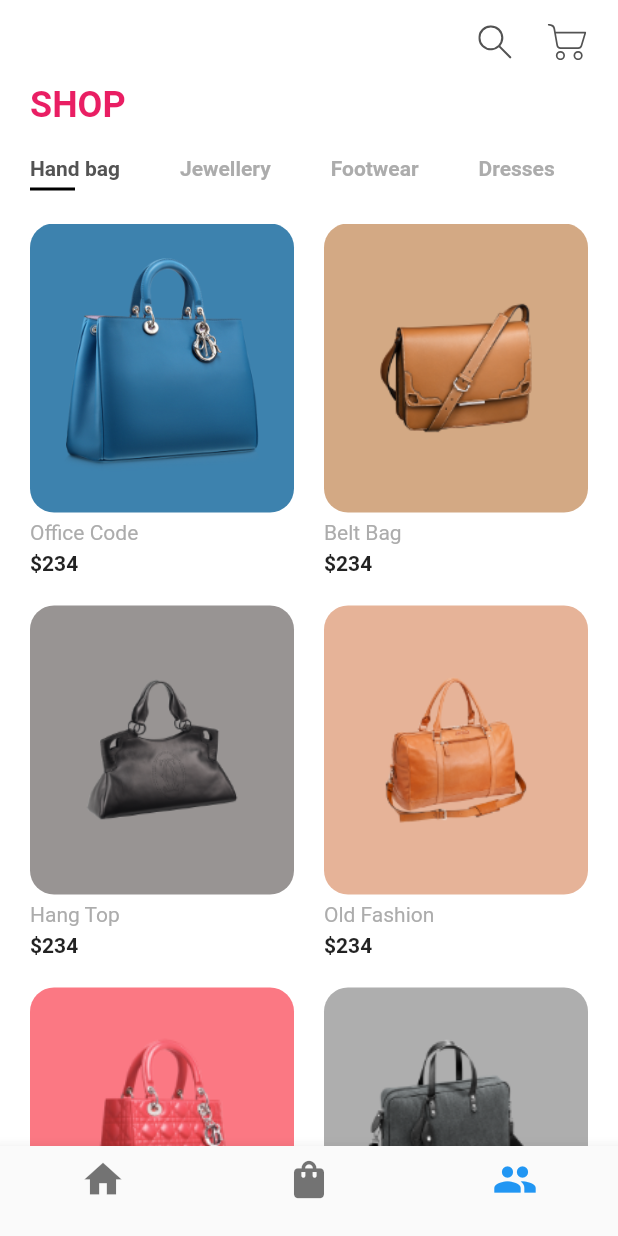
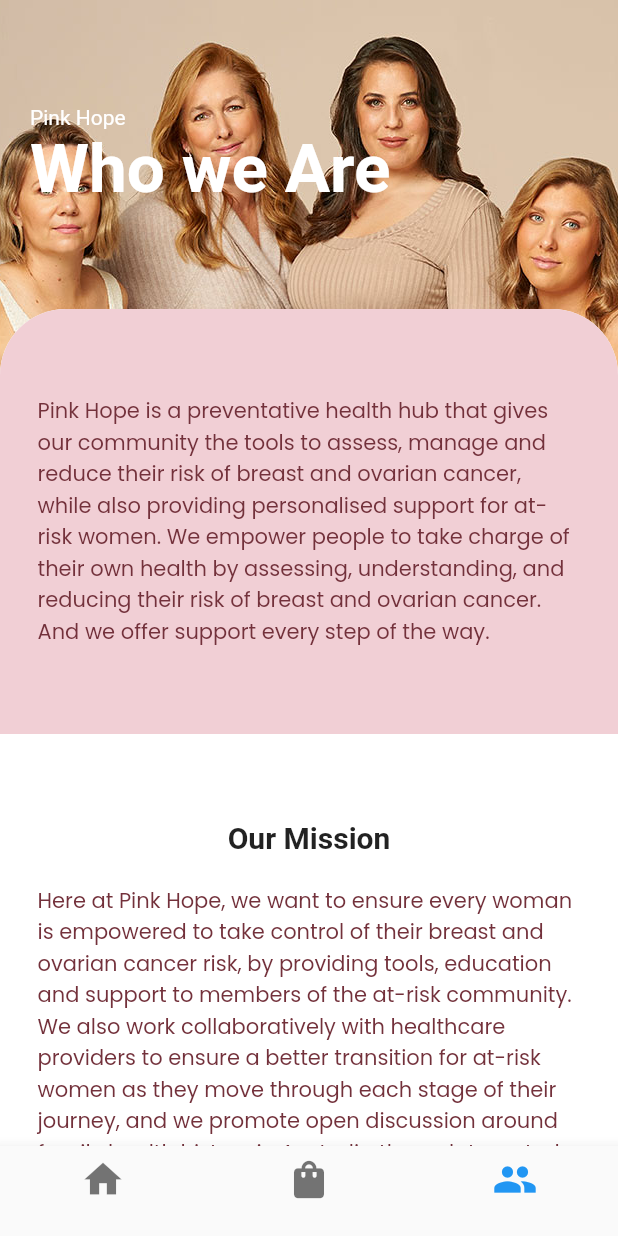
Before and after one commit to thesubin/Pink-Hope, a Flutter app: the screen it shows once a user with an empty profile is signed in, item 3 of the bottom bar chosen, on a phone screen of 412 x 824 dp. Run offline on Flutter 3.47's test engine with Material 2 defaults, Android fonts, the phone set to English and light mode, and no system bars; our stand-ins replace firebase_auth, firebase_core, flutter_svg, font_awesome_flutter, google_fonts; accounts and stored records are empty.

Commit message:
About Us

```diff
--- /dev/null
+++ b/lib/Screens/About/About.dart
@@ -0,0 +1,40 @@
+import 'package:flutter/material.dart';
+import 'package:flutter_svg/svg.dart';
+import 'package:flutter_auth/constants.dart';
+import './components/body.dart';
+
+class About extends StatelessWidget {
+  @override
+  Widget build(BuildContext context) {
+    return Scaffold(
+      // each product have a color
+      backgroundColor: Colors.pink,
+      body: Body(),
+    );
+  }
+
+  AppBar buildAppBar(BuildContext context) {
+    return AppBar(
+      backgroundColor: Colors.pink,
+      elevation: 0,
+      leading: IconButton(
+        icon: SvgPicture.asset(
+          'assets/icons/back.svg',
+          color: Colors.white,
+        ),
+        onPressed: () => Navigator.pop(context),
+      ),
+      actions: <Widget>[
+        IconButton(
+          icon: SvgPicture.asset("assets/icons/search.svg"),
+          onPressed: () {},
+        ),
+        IconButton(
+          icon: SvgPicture.asset("assets/icons/cart.svg"),
+          onPressed: () {},
+        ),
+        SizedBox(width: kDefaultPaddin / 2)
+      ],
+    );
+  }
+}
--- /dev/null
+++ b/lib/Screens/About/components/body.dart
@@ -0,0 +1,50 @@
+import 'package:flutter/material.dart';
+import 'package:flutter_auth/Screens/About/components/mission.dart';
+import 'description.dart';
+import 'product_title_with_image.dart';
+
+class Body extends StatelessWidget {
+  @override
+  Widget build(BuildContext context) {
+    // It provide us total height and width
+    Size size = MediaQuery.of(context).size;
+    return SingleChildScrollView(
+      child: Column(
+        children: <Widget>[
+          SizedBox(
+            child: Stack(
+              children: <Widget>[
+
+                Container(
+                  height: 300,
+                  child: Column(
+                  children: [
+                    Expanded(child: Image.asset('assets/images/background.jpg',fit: BoxFit.cover,),)
+                  ],
+                )),
+                Container(
+                  margin: EdgeInsets.only(top: size.height * 0.25),
+                  // height: 500,
+                  decoration: BoxDecoration(
+                    color: Colors.white,
+                    borderRadius: BorderRadius.only(
+                      topLeft: Radius.circular(44),
+                      topRight: Radius.circular(44),
+                    ),
+                  ),
+                  child: Column(
+                    children: <Widget>[
+                      Description(),
+                      Mission()
+                    ],
+                  ),
+                ),
+                ProductTitleWithImage()
+              ],
+            ),
+          )
+        ],
+      ),
+    );
+  }
+}
--- /dev/null
+++ b/lib/Screens/About/components/description.dart
@@ -0,0 +1,46 @@
+import 'package:flutter/material.dart';
+import 'package:flutter_auth/models/Product.dart';
+import 'package:google_fonts/google_fonts.dart';
+
+import '../../../../constants.dart';
+
+class Description extends StatelessWidget {
+
+  @override
+  Widget build(BuildContext context) {
+    Size size = MediaQuery.of(context).size;
+
+    return Column(
+      children: [
+        Container(width: double.infinity,
+             decoration: BoxDecoration(
+                      gradient: LinearGradient(
+                      begin: Alignment.topCenter,
+                      colors: [
+                        Color(0xfff1cfd5),
+                          Color(0xfff1cfd5),
+
+                      ]
+                    ),
+
+                    color: Colors.white,
+                    borderRadius: BorderRadius.only(
+                      topLeft: Radius.circular(44),
+                      topRight: Radius.circular(44),
+                    ),
+                  ),
+
+        padding:EdgeInsets.symmetric(vertical: size.height * 0.07,horizontal: 25),
+        child: Text(
+                'Pink Hope is a preventative health hub that gives our community the tools to assess, manage and reduce their risk of breast and ovarian cancer, while also providing personalised support for at-risk women. We empower people to take charge of their own health by assessing, understanding, and reducing their risk of breast and ovarian cancer. And we offer support every step of the way.',
+                style: GoogleFonts.poppins(textStyle:TextStyle(
+                  fontSize: 14.0,
+
+                  color: Color(0xff73313b)
+                )),
+              ),
+        ),
+      ],
+    );
+  }
+}
--- /dev/null
+++ b/lib/Screens/About/components/mission.dart
@@ -0,0 +1,49 @@
+import 'package:flutter/material.dart';
+import 'package:google_fonts/google_fonts.dart';
+
+
+class Mission extends StatelessWidget {
+
+  @override
+  Widget build(BuildContext context) {
+    Size size = MediaQuery.of(context).size;
+
+    return Column(
+      children: [
+
+        Container(width: double.infinity,
+             decoration: BoxDecoration(
+
+                    color: Colors.white,
+                    ),
+
+        padding:EdgeInsets.symmetric(vertical: size.height * 0.07,horizontal: 25),
+        child:
+        Column(
+          children: [
+            Text(
+                'Our Mission',
+                style: TextStyle(
+                  fontSize: 20.0,
+
+                  fontWeight: FontWeight.bold,
+                ),
+              )
+            ,
+            Padding(
+              padding: EdgeInsets.symmetric(vertical: 20),
+              child:Text(
+                'Here at Pink Hope, we want to ensure every woman is empowered to take control of their breast and ovarian cancer risk, by providing tools, education and support to members of the at-risk community. We also work collaboratively with healthcare providers to ensure a better transition for at-risk women as they move through each stage of their journey, and we promote open discussion around family health history in Australia through targeted campaigns and education. We also advocate for women at risk of breast and ovarian cancer and their families with the aim of earlier diagnoses, risk reduction, and better treatment options. This is how we do this:' ,
+                 style: GoogleFonts.poppins(textStyle:TextStyle(
+                  fontSize: 14.0,
+
+                  color: Color(0xff73313b)
+                )
+                ),
+              ))
+              ]),
+        ),
+      ],
+    );
+  }
+}
--- /dev/null
+++ b/lib/Screens/About/components/product_title_with_image.dart
@@ -0,0 +1,30 @@
+import 'package:flutter/material.dart';
+
+import '../../../../constants.dart';
+
+class ProductTitleWithImage extends StatelessWidget {
+
+  @override
+  Widget build(BuildContext context) {
+    return Padding(
+      padding: const EdgeInsets.symmetric(horizontal: kDefaultPaddin,vertical: 70),
+      child: Column(
+        crossAxisAlignment: CrossAxisAlignment.start,
+        children: <Widget>[
+          Text(
+            "Pink Hope",
+            style: TextStyle(color: Colors.white),
+          ),
+          Text(
+            "Who we Are",
+            style: Theme.of(context)
+                .textTheme
+                .headline3
+                .copyWith(color: Colors.white, fontWeight: FontWeight.bold),
+          ),
+          SizedBox(height: kDefaultPaddin),
+        ],
+      ),
+    );
+  }
+}
--- a/lib/Screens/Homepage/homescreen.dart
+++ b/lib/Screens/Homepage/homescreen.dart
@@ -1,4 +1,5 @@
 import 'package:flutter/material.dart';
+import 'package:flutter_auth/Screens/About/About.dart';
 import 'package:flutter_auth/Screens/Homepage/CardScroll.dart';
 import 'package:font_awesome_flutter/font_awesome_flutter.dart';
 import 'package:google_fonts/google_fonts.dart';
@@ -165,7 +166,8 @@ class _HomeScreenState extends State<Home> {
         ),
     );
     }
-    final List _children= [HomeTab(),Shop(),Shop()];
+    final List _children= [HomeTab(),Shop(),About()]; //We Have defined the bottom Nav Here
+
     return Scaffold(
       body: SafeArea(
         child:_children[_currentTab]
--- a/lib/models/Product.dart
+++ b/lib/models/Product.dart
@@ -14,6 +14,7 @@ class Product {
     this.color,
   });
 }
+
 
 List<Product> products = [
   Product(
```
Also changed, not shown: lib/Screens/About/components/add_to_cart.dart (added, +62 -0 lines), lib/Screens/About/components/cart_counter.dart (added, +59 -0 lines), lib/Screens/About/components/color_and_size.dart (added, +92 -0 lines), lib/Screens/About/components/counter_with_fav_btn.dart (added, +21 -0 lines), assets/images/background.jpg (added).
